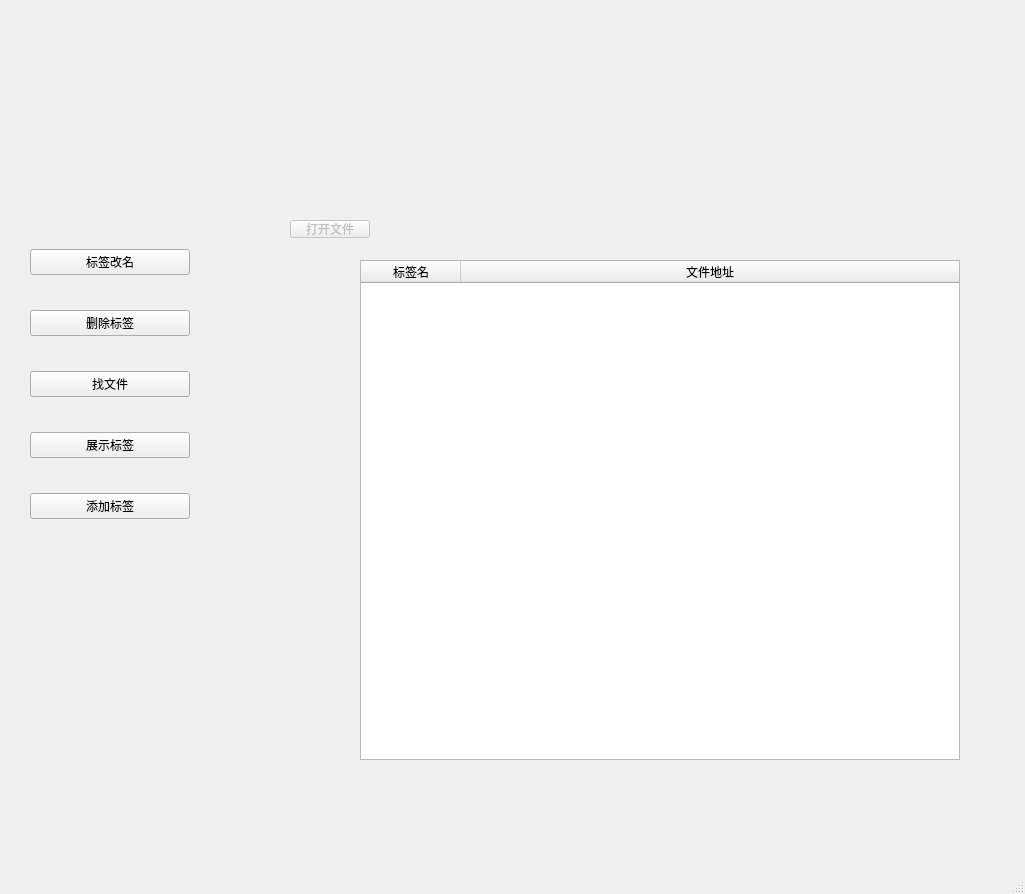
The window that funcwindow.ui (fried-nofish/f-tagman) describes before a commit, drawn with Qt 5.
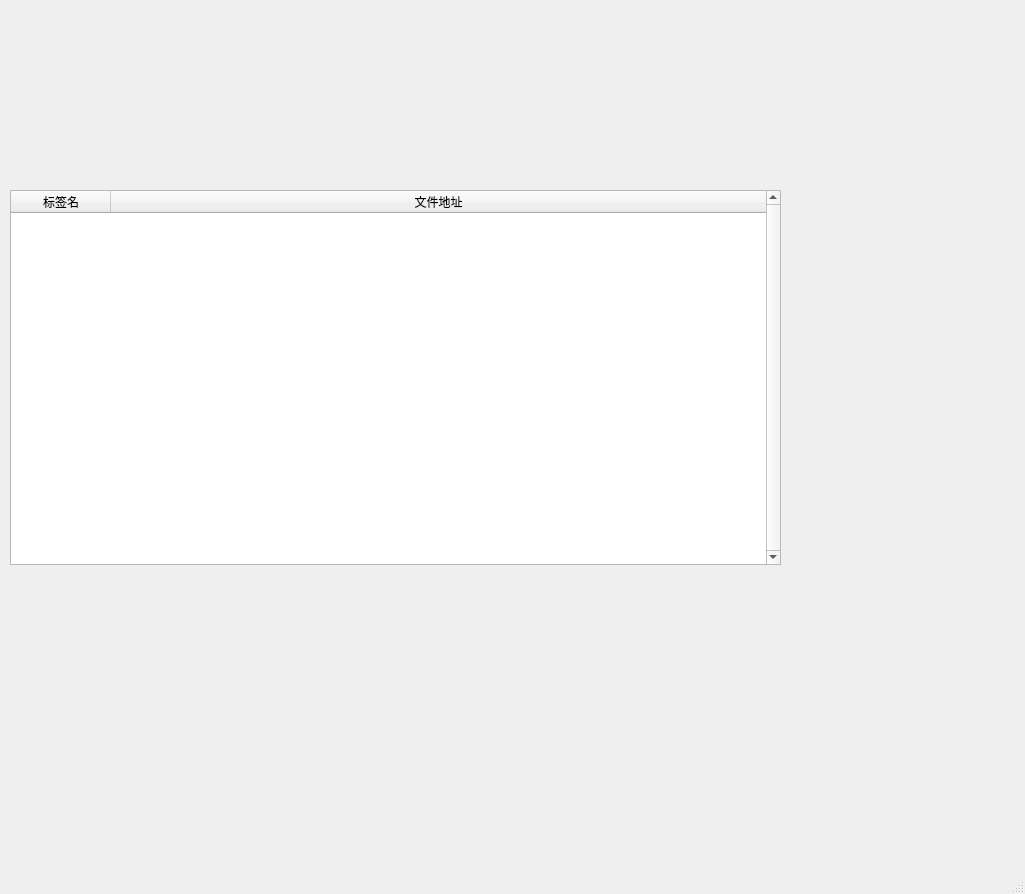
The same window after the commit.

The edit to the form file:
```diff
--- a/funcwindow.ui
+++ b/funcwindow.ui
@@ -17,65 +17,24 @@
    <bool>false</bool>
   </property>
   <widget class="QWidget" name="centralwidget">
-   <widget class="QWidget" name="verticalLayoutWidget">
-    <property name="geometry">
-     <rect>
-      <x>30</x>
-      <y>220</y>
-      <width>160</width>
-      <height>331</height>
-     </rect>
-    </property>
-    <layout class="QVBoxLayout" name="verticalLayout">
-     <item>
-      <widget class="QPushButton" name="pushButton_5">
-       <property name="text">
-        <string>标签改名</string>
-       </property>
-      </widget>
-     </item>
-     <item>
-      <widget class="QPushButton" name="pushButton_4">
-       <property name="text">
-        <string>删除标签</string>
-       </property>
-      </widget>
-     </item>
-     <item>
-      <widget class="QPushButton" name="pushButton">
-       <property name="text">
-        <string>找文件</string>
-       </property>
-      </widget>
-     </item>
-     <item>
-      <widget class="QPushButton" name="pushButton_2">
-       <property name="text">
-        <string>展示标签</string>
-       </property>
-      </widget>
-     </item>
-     <item>
-      <widget class="QPushButton" name="pushButton_3">
-       <property name="text">
-        <string>添加标签</string>
-       </property>
-      </widget>
-     </item>
-    </layout>
-   </widget>
    <widget class="QTableWidget" name="tableWidget">
     <property name="geometry">
      <rect>
-      <x>360</x>
-      <y>260</y>
-      <width>600</width>
-      <height>500</height>
+      <x>10</x>
+      <y>190</y>
+      <width>771</width>
+      <height>375</height>
      </rect>
     </property>
     <property name="focusPolicy">
      <enum>Qt::StrongFocus</enum>
     </property>
+    <property name="verticalScrollBarPolicy">
+     <enum>Qt::ScrollBarAlwaysOn</enum>
+    </property>
+    <property name="horizontalScrollBarPolicy">
+     <enum>Qt::ScrollBarAsNeeded</enum>
+    </property>
     <property name="editTriggers">
      <set>QAbstractItemView::NoEditTriggers</set>
     </property>
@@ -93,22 +52,6 @@
      </property>
     </column>
    </widget>
-   <widget class="QPushButton" name="pushButton_6">
-    <property name="enabled">
-     <bool>false</bool>
-    </property>
-    <property name="geometry">
-     <rect>
-      <x>290</x>
-      <y>220</y>
-      <width>80</width>
-      <height>18</height>
-     </rect>
-    </property>
-    <property name="text">
-     <string>打开文件</string>
-    </property>
-   </widget>
   </widget>
   <widget class="QMenuBar" name="menubar">
    <property name="geometry">
```
